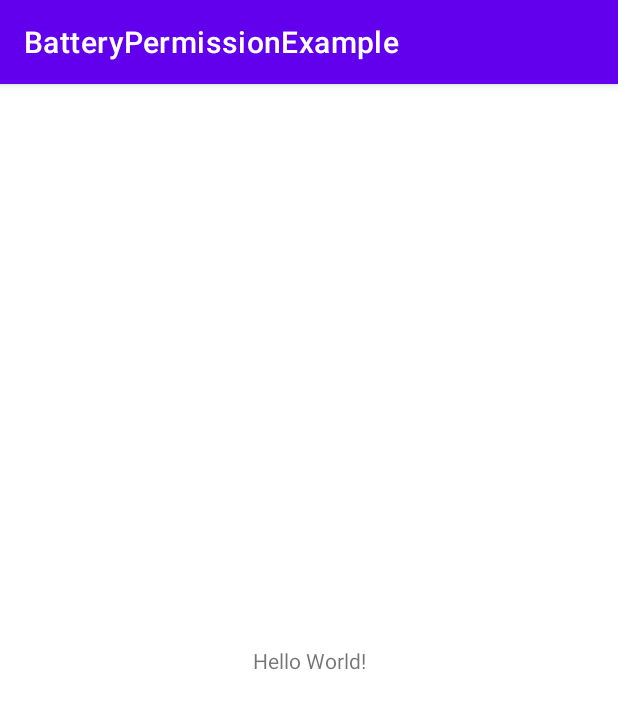
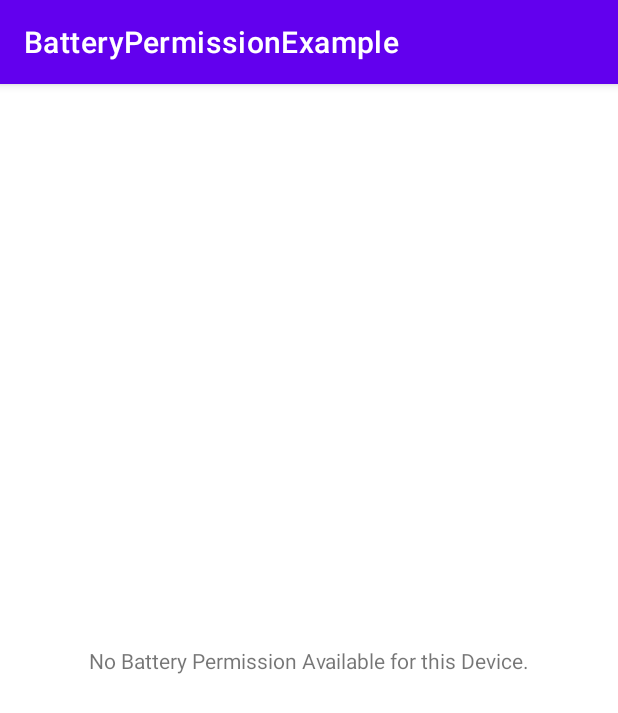
Before and after one commit to WaseemSabir/BatteryPermissionHelper, an Android app: the screen it shows after launch (MainActivity), on a phone screen of 412 x 824 dp. Shown: the top 713 px of the screen. Run offline under Robolectric (Android 15) with nearby library versions, the phone set to English and light mode, and no system bars.

```diff
--- a/app/build.gradle
+++ b/app/build.gradle
@@ -30,6 +30,9 @@ android {
     kotlinOptions {
         jvmTarget = '1.8'
     }
+    buildFeatures {
+        viewBinding true
+    }
 }
 
 dependencies {
@@ -38,6 +41,7 @@ dependencies {
     implementation 'androidx.appcompat:appcompat:1.6.0'
     implementation 'com.google.android.material:material:1.8.0'
     implementation 'androidx.constraintlayout:constraintlayout:2.1.4'
+    implementation project(path: ':BetteryPermissionHelper')
     testImplementation 'junit:junit:4.13.2'
     androidTestImplementation 'androidx.test.ext:junit:1.1.5'
     androidTestImplementation 'androidx.test.espresso:espresso-core:3.5.1'
--- a/app/src/main/java/com/waseemsabir/batterypermissionexample/MainActivity.kt
+++ b/app/src/main/java/com/waseemsabir/batterypermissionexample/MainActivity.kt
@@ -1,11 +1,33 @@
 package com.waseemsabir.batterypermissionexample
 
+import android.os.Bundle
+import android.view.View
 import androidx.appcompat.app.AppCompatActivity
-import android.os.Bundle
+import com.waseemsabir.batterypermissionexample.databinding.ActivityMainBinding
+import com.waseemsabir.betterypermissionhelper.BatteryPermissionHelper
 
 class MainActivity : AppCompatActivity() {
-    override fun onCreate(savedInstanceState: Bundle?) {
-        super.onCreate(savedInstanceState)
-        setContentView(R.layout.activity_main)
+
+  private lateinit var binding: ActivityMainBinding
+  private val batteryPermissionHelper by lazy { BatteryPermissionHelper() }
+  override fun onCreate(savedInstanceState: Bundle?) {
+    super.onCreate(savedInstanceState)
+    binding = ActivityMainBinding.inflate(layoutInflater)
+    setContentView(binding.root)
+
+    val isBatteryPermissionAvailable =
+        batteryPermissionHelper.isBatterySaverPermissionAvailable(this, true)
+
+    binding.permissionTextView.text =
+        if (isBatteryPermissionAvailable) {
+          "Battery Permission Available for this Device."
+        } else {
+          "No Battery Permission Available for this Device."
+        }
+    binding.permissionTextView.visibility = View.VISIBLE
+    binding.openButton.visibility = if (isBatteryPermissionAvailable) View.VISIBLE else View.GONE
+    binding.openButton.setOnClickListener {
+      batteryPermissionHelper.getPermission(this, open = true, newTask = true)
     }
+  }
 }
--- a/app/src/main/res/layout/activity_main.xml
+++ b/app/src/main/res/layout/activity_main.xml
@@ -7,12 +7,24 @@
     tools:context=".MainActivity">
 
     <TextView
+        android:id="@+id/permissionTextView"
         android:layout_width="wrap_content"
         android:layout_height="wrap_content"
-        android:text="Hello World!"
+        android:text="@string/is_permission_available"
         app:layout_constraintBottom_toBottomOf="parent"
         app:layout_constraintEnd_toEndOf="parent"
         app:layout_constraintStart_toStartOf="parent"
         app:layout_constraintTop_toTopOf="parent" />
 
+    <Button
+        android:id="@+id/openButton"
+        android:layout_width="wrap_content"
+        android:layout_height="wrap_content"
+        android:layout_marginTop="10dp"
+        android:visibility="gone"
+        app:layout_constraintBottom_toBottomOf="@id/permissionTextView"
+        app:layout_constraintEnd_toEndOf="parent"
+        app:layout_constraintStart_toStartOf="parent"
+        app:layout_constraintTop_toTopOf="parent" />
+
 </androidx.constraintlayout.widget.ConstraintLayout>
--- a/app/src/main/res/values/strings.xml
+++ b/app/src/main/res/values/strings.xml
@@ -1,3 +1,4 @@
 <resources>
     <string name="app_name">BatteryPermissionExample</string>
+    <string name="is_permission_available">Is Permission Available?</string>
 </resources>
--- a/build.gradle
+++ b/build.gradle
@@ -1,6 +1,6 @@
 // Top-level build file where you can add configuration options common to all sub-projects/modules.
 plugins {
-    id 'com.android.application' version '8.1.0-alpha02' apply false
-    id 'com.android.library' version '8.1.0-alpha02' apply false
+    id 'com.android.application' version '8.0.0-rc01' apply false
+    id 'com.android.library' version '8.0.0-rc01' apply false
     id 'org.jetbrains.kotlin.android' version '1.7.21' apply false
 }
```
Also changed, not shown: BetteryPermissionHelper/src/main/java/com/waseemsabir/betterypermissionhelper/BatteryPermissionHelper.kt (+16 -12 lines), gradle/wrapper/gradle-wrapper.properties.
